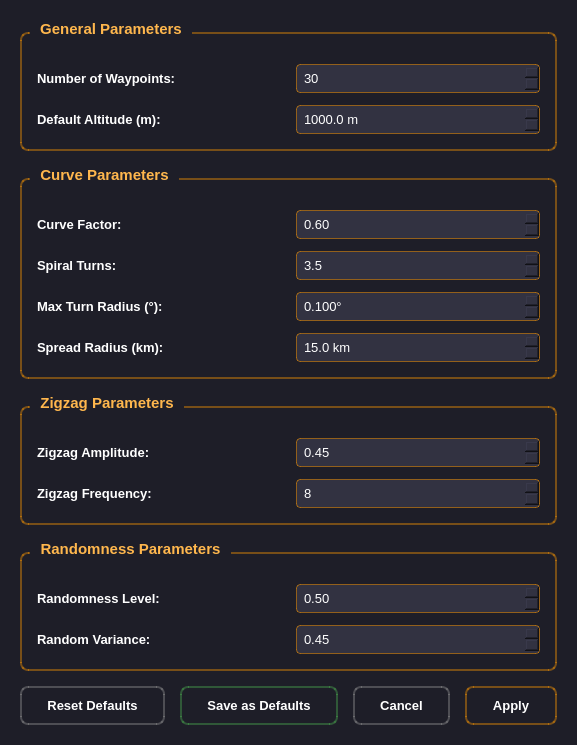
shridharbhandiwad/Zoppler_MissionPlannerQt, file cpathsettingsdialog.ui: the form before one commit.
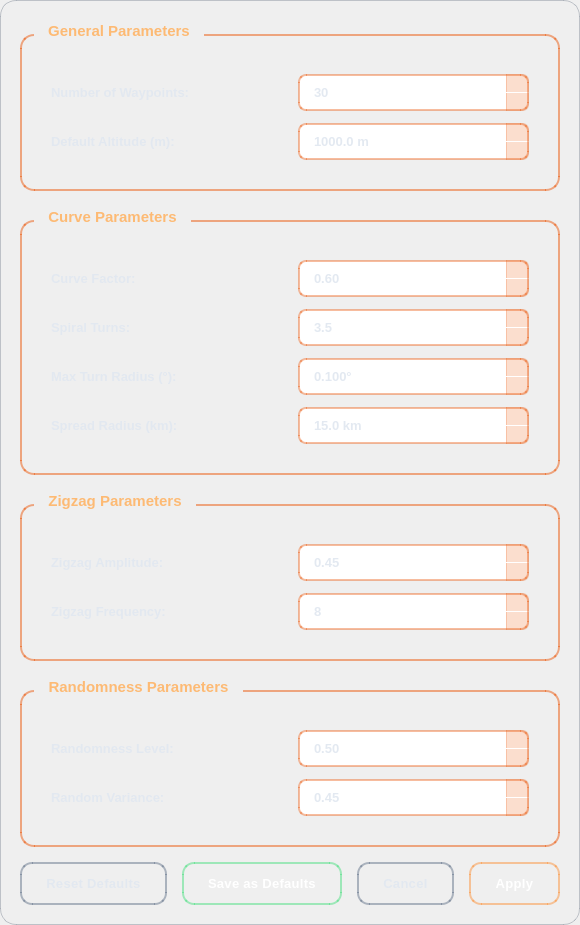
The form after the commit.

Commit message: Refactor: Update UI styles for a modern dark theme

Patch:
```diff
--- a/cpathsettingsdialog.ui
+++ b/cpathsettingsdialog.ui
@@ -15,51 +15,93 @@
   </property>
   <property name="styleSheet">
    <string notr="true">QDialog {
-    background-color: rgb(30, 30, 40);
+    background: qlineargradient(x1:0, y1:0, x2:0, y2:1,
+                                stop:0 rgba(15, 23, 42, 0.98),
+                                stop:0.5 rgba(30, 41, 59, 0.98),
+                                stop:1 rgba(15, 23, 42, 0.98));
+    border-radius: 16px;
+    border: 1px solid rgba(71, 85, 105, 0.3);
     color: white;
 }
 QLabel {
-    color: white;
-    font-weight: bold;
+    color: rgba(226, 232, 240, 0.95);
+    font-weight: 600;
     font-size: 10pt;
 }
 QGroupBox {
-    color: #FFB74D;
-    font-weight: bold;
+    color: rgba(251, 146, 60, 1);
+    font-weight: 700;
     font-size: 11pt;
-    border: 2px solid rgba(255, 152, 0, 0.4);
-    border-radius: 8px;
-    margin-top: 12px;
-    padding-top: 10px;
+    border: 2px solid rgba(234, 88, 12, 0.5);
+    border-radius: 14px;
+    margin-top: 14px;
+    padding: 18px 14px 14px 14px;
+    background: qlineargradient(x1:0, y1:0, x2:0, y2:1,
+                                stop:0 rgba(30, 41, 59, 0.8),
+                                stop:1 rgba(51, 65, 85, 0.8));
 }
 QGroupBox::title {
     subcontrol-origin: margin;
     subcontrol-position: top left;
-    padding: 0 8px;
-    left: 10px;
+    padding: 2px 12px;
+    left: 14px;
+    color: rgba(253, 186, 116, 1);
 }
 QSpinBox, QDoubleSpinBox {
-    background-color: rgb(50, 50, 65);
-    color: white;
-    border: 1px solid rgba(255, 152, 0, 0.5);
-    border-radius: 4px;
-    padding: 5px;
+    background: qlineargradient(x1:0, y1:0, x2:0, y2:1,
+                                stop:0 rgba(30, 41, 59, 0.95),
+                                stop:1 rgba(15, 23, 42, 0.95));
+    color: rgba(226, 232, 240, 0.95);
+    border: 2px solid rgba(234, 88, 12, 0.4);
+    border-radius: 8px;
+    padding: 8px 12px;
     font-size: 10pt;
+    font-weight: 500;
+    selection-background-color: rgba(234, 88, 12, 0.5);
 }
 QSpinBox:focus, QDoubleSpinBox:focus {
-    border: 2px solid rgba(255, 167, 38, 0.8);
+    border: 2px solid rgba(251, 146, 60, 0.8);
+    background: qlineargradient(x1:0, y1:0, x2:0, y2:1,
+                                stop:0 rgba(30, 41, 59, 0.98),
+                                stop:1 rgba(15, 23, 42, 0.98));
+}
+QSpinBox:hover, QDoubleSpinBox:hover {
+    border: 2px solid rgba(249, 115, 22, 0.6);
+}
+QSpinBox::up-button, QDoubleSpinBox::up-button {
+    subcontrol-origin: border;
+    subcontrol-position: top right;
+    width: 22px;
+    border-left: 1px solid rgba(234, 88, 12, 0.3);
+    border-top-right-radius: 6px;
+    background: rgba(234, 88, 12, 0.2);
+}
+QSpinBox::up-button:hover, QDoubleSpinBox::up-button:hover {
+    background: rgba(234, 88, 12, 0.4);
+}
+QSpinBox::down-button, QDoubleSpinBox::down-button {
+    subcontrol-origin: border;
+    subcontrol-position: bottom right;
+    width: 22px;
+    border-left: 1px solid rgba(234, 88, 12, 0.3);
+    border-bottom-right-radius: 6px;
+    background: rgba(234, 88, 12, 0.2);
+}
+QSpinBox::down-button:hover, QDoubleSpinBox::down-button:hover {
+    background: rgba(234, 88, 12, 0.4);
 }
 QPushButton {
     background: qlineargradient(x1:0, y1:0, x2:0, y2:1,
-                                stop:0 rgba(255, 152, 0, 0.85),
-                                stop:0.5 rgba(245, 124, 0, 0.85),
-                                stop:1 rgba(230, 81, 0, 0.85));
-    border: 2px solid rgba(255, 152, 0, 0.4);
+                                stop:0 rgba(249, 115, 22, 0.95),
+                                stop:0.4 rgba(234, 88, 12, 0.95),
+                                stop:1 rgba(194, 65, 12, 0.95));
+    border: 2px solid rgba(251, 146, 60, 0.5);
     color: white;
-    padding: 10px 25px;
-    border-radius: 8px;
-    font-weight: 600;
+    padding: 12px 24px;
+    border-radius: 12px;
+    font-weight: 700;
     font-size: 10pt;
+    letter-spacing: 0.3px;
 }
 QPushButton:hover {
     background: qlineargradient(x1:0, y1:0, x2:0, y2:1,
@@ -75,9 +117,11 @@
 }
 QPushButton#pushButton_ResetDefaults {
     background: qlineargradient(x1:0, y1:0, x2:0, y2:1,
-                                stop:0 rgba(97, 97, 97, 0.85),
-                                stop:1 rgba(66, 66, 66, 0.85));
-    border: 2px solid rgba(150, 150, 150, 0.4);
+                                stop:0 rgba(71, 85, 105, 0.95),
+                                stop:0.4 rgba(51, 65, 85, 0.95),
+                                stop:1 rgba(30, 41, 59, 0.95));
+    border: 2px solid rgba(100, 116, 139, 0.5);
+    color: rgba(226, 232, 240, 0.95);
 }
 QPushButton#pushButton_ResetDefaults:hover {
     background: qlineargradient(x1:0, y1:0, x2:0, y2:1,
@@ -86,9 +130,11 @@
 }
 QPushButton#pushButton_Cancel {
     background: qlineargradient(x1:0, y1:0, x2:0, y2:1,
-                                stop:0 rgba(97, 97, 97, 0.85),
-                                stop:1 rgba(66, 66, 66, 0.85));
-    border: 2px solid rgba(150, 150, 150, 0.4);
+                                stop:0 rgba(71, 85, 105, 0.95),
+                                stop:0.4 rgba(51, 65, 85, 0.95),
+                                stop:1 rgba(30, 41, 59, 0.95));
+    border: 2px solid rgba(100, 116, 139, 0.5);
+    color: rgba(226, 232, 240, 0.95);
 }
 QPushButton#pushButton_Cancel:hover {
     background: qlineargradient(x1:0, y1:0, x2:0, y2:1,
@@ -97,10 +143,10 @@
 }
 QPushButton#pushButton_SaveAsDefaults {
     background: qlineargradient(x1:0, y1:0, x2:0, y2:1,
-                                stop:0 rgba(76, 175, 80, 0.85),
-                                stop:0.5 rgba(67, 160, 71, 0.85),
-                                stop:1 rgba(56, 142, 60, 0.85));
-    border: 2px solid rgba(76, 175, 80, 0.4);
+                                stop:0 rgba(34, 197, 94, 0.95),
+                                stop:0.4 rgba(22, 163, 74, 0.95),
+                                stop:1 rgba(21, 128, 61, 0.95));
+    border: 2px solid rgba(74, 222, 128, 0.5);
 }
 QPushButton#pushButton_SaveAsDefaults:hover {
     background: qlineargradient(x1:0, y1:0, x2:0, y2:1,
@@ -111,8 +157,26 @@
 }
 QPushButton#pushButton_SaveAsDefaults:pressed {
     background: qlineargradient(x1:0, y1:0, x2:0, y2:1,
-                                stop:0 rgba(56, 142, 60, 0.9),
-                                stop:1 rgba(46, 125, 50, 0.9));
+                                stop:0 rgba(20, 83, 45, 0.95),
+                                stop:1 rgba(22, 101, 52, 0.95));
+    border: 2px solid rgba(34, 197, 94, 0.8);
+}
+QScrollBar:vertical {
+    width: 10px;
+    background: rgba(30, 41, 59, 0.5);
+    border-radius: 5px;
+    margin: 2px;
+}
+QScrollBar::handle:vertical {
+    background: rgba(71, 85, 105, 0.8);
+    min-height: 30px;
+    border-radius: 5px;
+}
+QScrollBar::handle:vertical:hover {
+    background: rgba(100, 116, 139, 0.9);
+}
+QScrollBar::add-line:vertical, QScrollBar::sub-line:vertical {
+    height: 0px;
 }</string>
   </property>
   <layout class="QVBoxLayout" name="verticalLayout">
```
Left out of the diff: 46 changed lines with no effect on the pictures. The commit also changes 5 other files.
